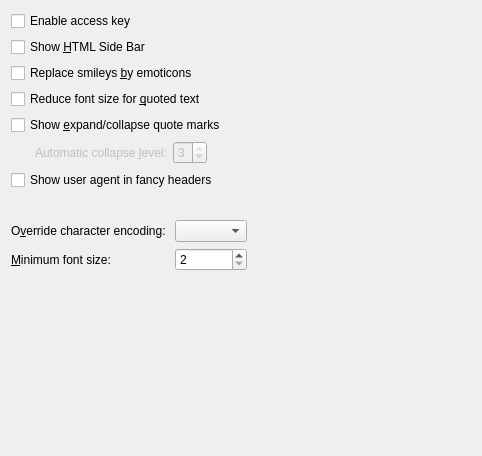
First picture: the form in messageviewer/src/ui/settings.ui, repository KDE/messagelib, before the edit.
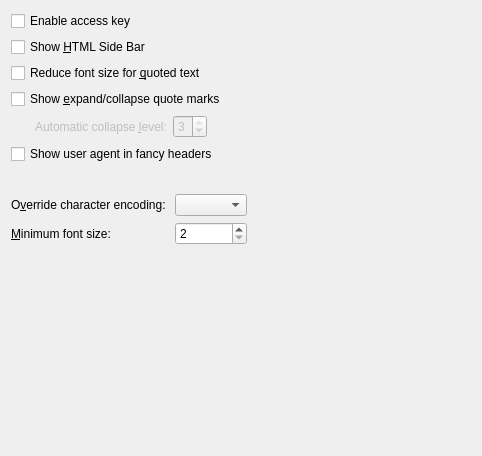
Second picture: the form after the edit. Custom widgets are drawn as their Qt base class.

Commit message: Activate by default emoticon. Add action to disable it if necessary

Diff of the .ui file:
```diff
--- a/messageviewer/src/ui/settings.ui
+++ b/messageviewer/src/ui/settings.ui
@@ -99,13 +99,6 @@
        </property>
       </widget>
      </item>
-     <item>
-      <widget class="QCheckBox" name="kcfg_ShowEmoticons">
-       <property name="text">
-        <string>Replace smileys &amp;by emoticons</string>
-       </property>
-      </widget>
-     </item>
      <item>
       <widget class="QCheckBox" name="kcfg_ShrinkQuotes">
        <property name="text">
```
Left out of the diff: 1 changed line with no effect on the pictures. The commit also changes 9 other files.
